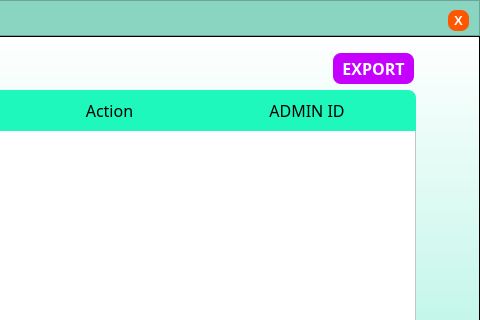
Old version of the form system_log.ui in the repository marcryangil/facemaskdetection; both pictures show x 462 to 942 and y 0 to 320 of the 942 by 495 pixel window.
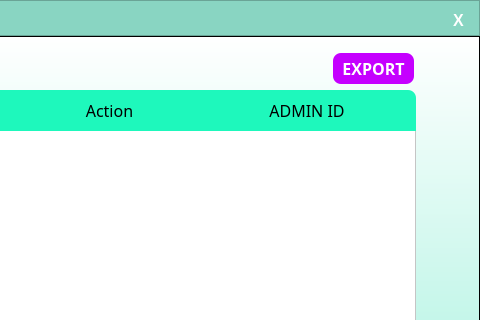
New version of the form. Icons and pictures are not drawn.

What changed in the file:
```diff
--- a/system_log.ui
+++ b/system_log.ui
@@ -105,7 +105,7 @@
        <property name="font">
         <font>
          <family>MS Shell Dlg 2</family>
-         <pointsize>10</pointsize>
+         <pointsize>12</pointsize>
          <weight>75</weight>
          <bold>true</bold>
         </font>
@@ -115,7 +115,7 @@
        </property>
        <property name="styleSheet">
         <string notr="true">QPushButton{
-	background-color: rgba(255,87,0,255);
+	background-color: transparent;
 	border: none;
 	color: rgb(255, 255, 255);
 	border-radius: 8px;
```
